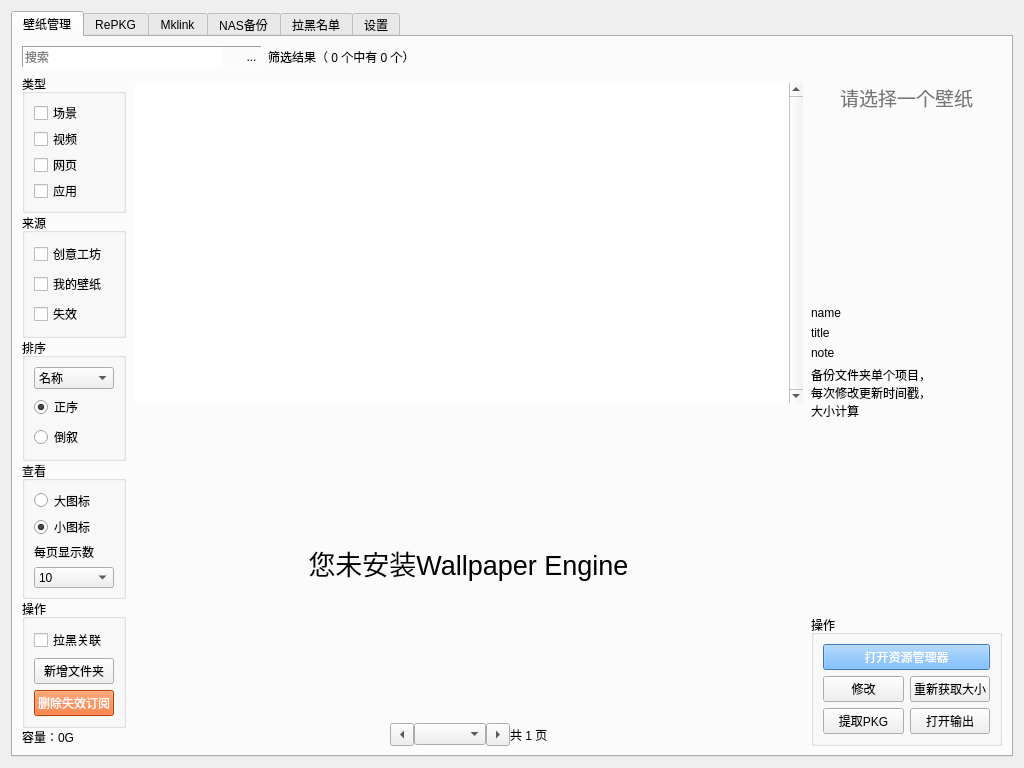
w703001848/Wallpaper_Engine_Tools, file widgets/main.ui: the form before one commit.
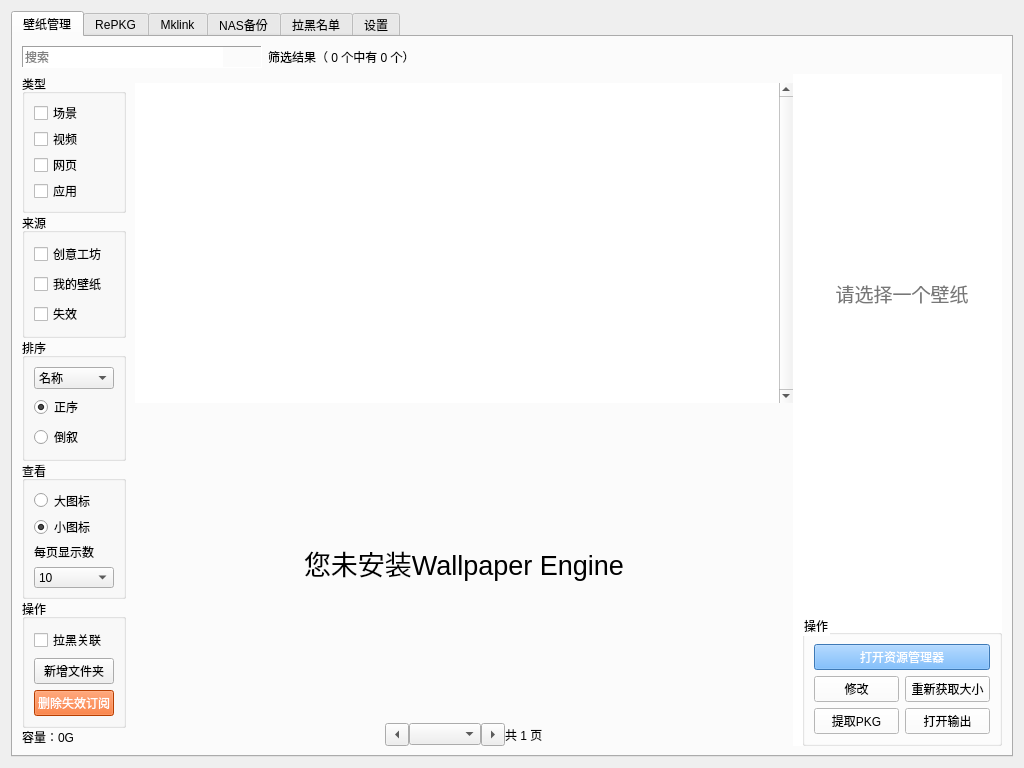
The form after the commit. Icons and pictures are not drawn.

The edit to the form file:
```diff
--- a/widgets/main.ui
+++ b/widgets/main.ui
@@ -100,18 +100,9 @@
             </item>
             <item>
              <widget class="QToolButton" name="btn_search">
-              <property name="sizePolicy">
-               <sizepolicy hsizetype="Fixed" vsizetype="Fixed">
-                <horstretch>0</horstretch>
-                <verstretch>0</verstretch>
-               </sizepolicy>
-              </property>
               <property name="styleSheet">
                <string notr="true">border-style: outset;</string>
               </property>
-              <property name="text">
-               <string>...</string>
-              </property>
               <property name="icon">
                <iconset theme="edit-find"/>
               </property>
@@ -134,8 +125,8 @@
            </property>
            <property name="sizeHint" stdset="0">
             <size>
-             <width>40</width>
-             <height>20</height>
+             <width>0</width>
+             <height>0</height>
             </size>
            </property>
           </spacer>
@@ -162,13 +153,13 @@
                <widget class="QCheckBox" name="checkBox_scene">
                 <property name="minimumSize">
                  <size>
-                  <width>40</width>
+                  <width>0</width>
                   <height>0</height>
                  </size>
                 </property>
                 <property name="maximumSize">
                  <size>
-                  <width>50</width>
+                  <width>16777215</width>
                   <height>16777215</height>
                  </size>
                 </property>
@@ -184,13 +175,13 @@
                <widget class="QCheckBox" name="checkBox_video">
                 <property name="minimumSize">
                  <size>
-                  <width>40</width>
+                  <width>0</width>
                   <height>0</height>
                  </size>
                 </property>
                 <property name="maximumSize">
                  <size>
-                  <width>50</width>
+                  <width>16777215</width>
                   <height>16777215</height>
                  </size>
                 </property>
@@ -209,13 +200,13 @@
                <widget class="QCheckBox" name="checkBox_web">
                 <property name="minimumSize">
                  <size>
-                  <width>40</width>
+                  <width>0</width>
                   <height>0</height>
                  </size>
                 </property>
                 <property name="maximumSize">
                  <size>
-                  <width>50</width>
+                  <width>16777215</width>
                   <height>16777215</height>
                  </size>
                 </property>
@@ -234,13 +225,13 @@
                <widget class="QCheckBox" name="checkBox_application">
                 <property name="minimumSize">
                  <size>
-                  <width>40</width>
+                  <width>0</width>
                   <height>0</height>
                  </size>
                 </property>
                 <property name="maximumSize">
                  <size>
-                  <width>50</width>
+                  <width>16777215</width>
                   <height>16777215</height>
                  </size>
                 </property>
@@ -288,13 +279,13 @@
                <widget class="QCheckBox" name="checkBox_invalid">
                 <property name="minimumSize">
                  <size>
-                  <width>40</width>
+                  <width>0</width>
                   <height>0</height>
                  </size>
                 </property>
                 <property name="maximumSize">
                  <size>
-                  <width>50</width>
+                  <width>16777215</width>
                   <height>16777215</height>
                  </size>
                 </property>
@@ -522,18 +513,6 @@
            </property>
            <item>
             <widget class="QTableWidget" name="tableWidget_main">
-             <property name="sizePolicy">
-              <sizepolicy hsizetype="Expanding" vsizetype="Expanding">
-               <horstretch>0</horstretch>
-               <verstretch>0</verstretch>
-              </sizepolicy>
-             </property>
-             <property name="minimumSize">
-              <size>
-               <width>668</width>
-               <height>0</height>
-              </size>
-             </property>
              <property name="frameShape">
               <enum>QFrame::Shape::NoFrame</enum>
              </property>
@@ -585,8 +564,8 @@
                </property>
                <property name="sizeHint" stdset="0">
                 <size>
-                 <width>40</width>
-                 <height>20</height>
+                 <width>0</width>
+                 <height>0</height>
                 </size>
                </property>
               </spacer>
@@ -650,8 +629,8 @@
                </property>
                <property name="sizeHint" stdset="0">
                 <size>
-                 <width>40</width>
-                 <height>20</height>
+                 <width>0</width>
+                 <height>0</height>
                 </size>
                </property>
               </spacer>
@@ -661,29 +640,81 @@
           </layout>
          </item>
          <item>
-          <widget class="QWidget" name="widget_info" native="true">
+          <widget class="QScrollArea" name="scrollArea">
+           <property name="sizePolicy">
+            <sizepolicy hsizetype="Expanding" vsizetype="Expanding">
+             <horstretch>0</horstretch>
+             <verstretch>0</verstretch>
+            </sizepolicy>
+           </property>
            <property name="minimumSize">
             <size>
-             <width>200</width>
+             <width>209</width>
              <height>0</height>
             </size>
            </property>
            <property name="maximumSize">
             <size>
-             <width>200</width>
+             <width>209</width>
              <height>16777215</height>
             </size>
            </property>
-           <layout class="QVBoxLayout" name="verticalLayout_12">
-            <property name="topMargin">
-             <number>9</number>
-            </property>
+           <property name="autoFillBackground">
+            <bool>false</bool>
+           </property>
+           <property name="styleSheet">
+            <string notr="true">background-color: rgb(255, 255, 255);</string>
+           </property>
+           <property name="frameShape">
+            <enum>QFrame::Shape::NoFrame</enum>
+           </property>
+           <property name="frameShadow">
+            <enum>QFrame::Shadow::Plain</enum>
+           </property>
+           <property name="verticalScrollBarPolicy">
+            <enum>Qt::ScrollBarPolicy::ScrollBarAlwaysOff</enum>
+           </property>
+           <property name="horizontalScrollBarPolicy">
+            <enum>Qt::ScrollBarPolicy::ScrollBarAlwaysOff</enum>
+           </property>
+           <property name="widgetResizable">
+            <bool>true</bool>
+           </property>
+           <widget class="QWidget" name="scrollAreaWidgetContents">
+            <property name="geometry">
+             <rect>
+              <x>0</x>
+              <y>0</y>
+              <width>209</width>
+              <height>671</height>
+             </rect>
+            </property>
+            <layout class="QVBoxLayout" name="verticalLayout_15">
             <property name="rightMargin">
              <number>0</number>
             </property>
             <property name="bottomMargin">
              <number>0</number>
             </property>
+             <item>
+              <widget class="QLabel" name="label_img">
+               <property name="minimumSize">
+                <size>
+                 <width>190</width>
+                 <height>190</height>
+                </size>
+               </property>
+               <property name="text">
+                <string/>
+               </property>
+               <property name="pixmap">
+                <pixmap resource="../img/images.qrc">:/img/background-img.jpg</pixmap>
+               </property>
+               <property name="scaledContents">
+                <bool>true</bool>
+               </property>
+              </widget>
+             </item>
             <item>
              <widget class="QLabel" name="label_error_project">
               <property name="font">
@@ -705,58 +736,130 @@
               </property>
              </widget>
             </item>
-            <item>
-             <widget class="QLabel" name="label_img">
-              <property name="minimumSize">
-               <size>
-                <width>182</width>
-                <height>182</height>
-               </size>
-              </property>
-              <property name="maximumSize">
-               <size>
-                <width>182</width>
-                <height>182</height>
-               </size>
-              </property>
-              <property name="text">
-               <string/>
-              </property>
-              <property name="pixmap">
-               <pixmap>D:/Pictures/头像/38519042.jpg</pixmap>
-              </property>
-              <property name="scaledContents">
-               <bool>true</bool>
-              </property>
-             </widget>
-            </item>
             <item>
              <widget class="QLabel" name="label_name">
+               <property name="maximumSize">
+                <size>
+                 <width>200</width>
+                 <height>16777215</height>
+                </size>
+               </property>
               <property name="text">
-               <string>name</string>
+                <string/>
+               </property>
+               <property name="alignment">
+                <set>Qt::AlignmentFlag::AlignCenter</set>
+               </property>
+               <property name="wordWrap">
+                <bool>true</bool>
               </property>
              </widget>
             </item>
             <item>
              <widget class="QLabel" name="label_title">
+               <property name="maximumSize">
+                <size>
+                 <width>200</width>
+                 <height>16777215</height>
+                </size>
+               </property>
+               <property name="font">
+                <font>
+                 <pointsize>11</pointsize>
+                </font>
+               </property>
               <property name="text">
-               <string>title</string>
+                <string/>
+               </property>
+               <property name="wordWrap">
+                <bool>true</bool>
+               </property>
+              </widget>
+             </item>
+             <item>
+              <widget class="QLabel" name="label_type">
+               <property name="maximumSize">
+                <size>
+                 <width>200</width>
+                 <height>16777215</height>
+                </size>
+               </property>
+               <property name="text">
+                <string/>
+               </property>
+               <property name="alignment">
+                <set>Qt::AlignmentFlag::AlignCenter</set>
+               </property>
+              </widget>
+             </item>
+             <item>
+              <widget class="QLabel" name="label_subscriptiondate">
+               <property name="maximumSize">
+                <size>
+                 <width>200</width>
+                 <height>16777215</height>
+                </size>
+               </property>
+               <property name="font">
+                <font>
+                 <pointsize>9</pointsize>
+                 <fontweight>Light</fontweight>
+                </font>
+               </property>
+               <property name="text">
+                <string/>
+               </property>
+               <property name="alignment">
+                <set>Qt::AlignmentFlag::AlignCenter</set>
+               </property>
+               <property name="wordWrap">
+                <bool>true</bool>
+               </property>
+              </widget>
+             </item>
+             <item>
+              <widget class="QLabel" name="label_updatedate">
+               <property name="maximumSize">
+                <size>
+                 <width>200</width>
+                 <height>16777215</height>
+                </size>
+               </property>
+               <property name="font">
+                <font>
+                 <fontweight>Light</fontweight>
+                </font>
+               </property>
+               <property name="frameShape">
+                <enum>QFrame::Shape::NoFrame</enum>
+               </property>
+               <property name="frameShadow">
+                <enum>QFrame::Shadow::Plain</enum>
+               </property>
+               <property name="text">
+                <string/>
+               </property>
+               <property name="alignment">
+                <set>Qt::AlignmentFlag::AlignCenter</set>
+               </property>
+               <property name="wordWrap">
+                <bool>true</bool>
               </property>
              </widget>
             </item>
             <item>
              <widget class="QLabel" name="label_note">
-              <property name="text">
-               <string>note</string>
-              </property>
-             </widget>
-            </item>
-            <item>
-             <widget class="QLabel" name="label_12">
+               <property name="maximumSize">
+                <size>
+                 <width>200</width>
+                 <height>16777215</height>
+                </size>
+               </property>
               <property name="text">
-               <string>备份文件夹单个项目，
-每次修改更新时间戳，
-大小计算</string>
+                <string/>
+               </property>
+               <property name="wordWrap">
+                <bool>true</bool>
               </property>
              </widget>
             </item>
@@ -767,14 +870,14 @@
               </property>
               <property name="sizeHint" stdset="0">
                <size>
-                <width>20</width>
+                 <width>0</width>
                 <height>0</height>
                </size>
               </property>
              </spacer>
             </item>
             <item>
-             <widget class="QGroupBox" name="groupBox_6">
+              <widget class="QGroupBox" name="groupBox_btn">
               <property name="title">
                <string>操作</string>
               </property>
@@ -866,6 +969,7 @@
              </widget>
             </item>
            </layout>
+           </widget>
           </widget>
          </item>
         </layout>
```
Left out of the diff: 49 changed lines with no effect on the pictures. Lines whose indentation alone changed are shown as unchanged.
